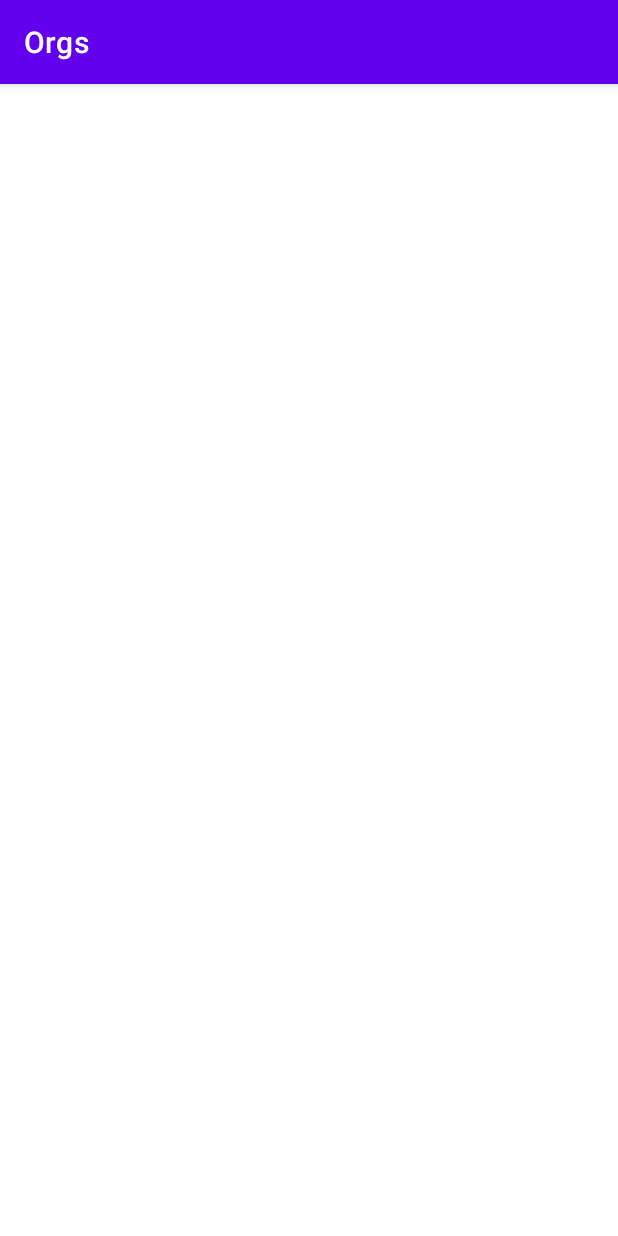
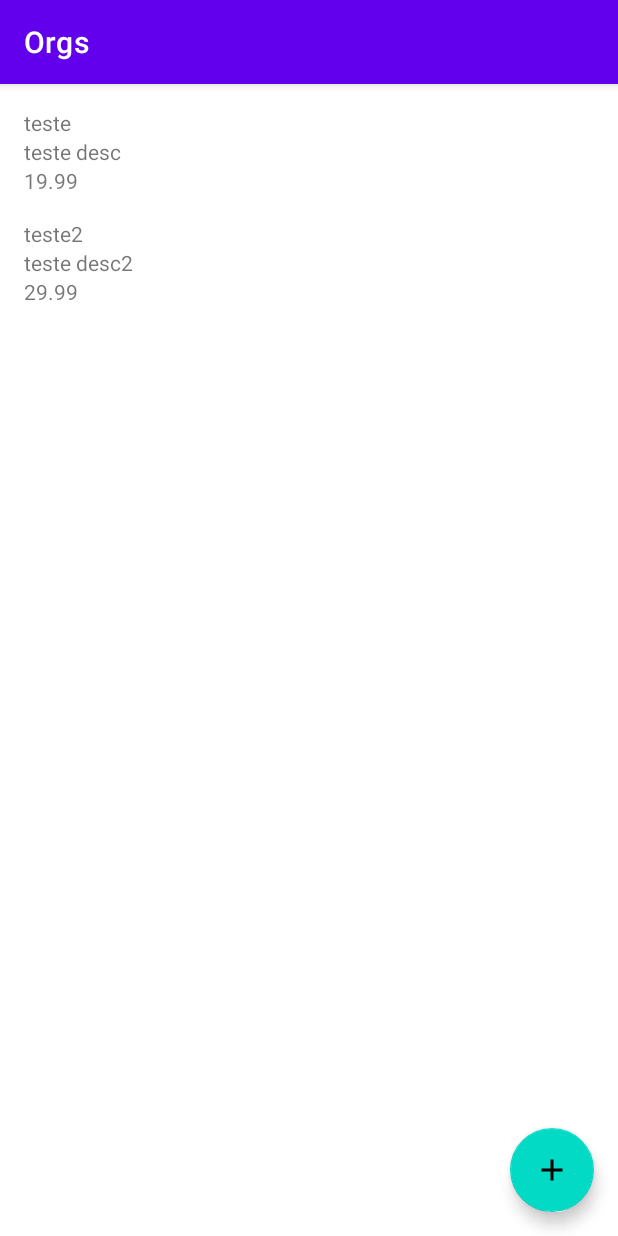
Before and after one commit to AlexParreira/Orgs, an Android app: the screen it shows after launch (FormProdutoActivity before the commit, MainActivity after it), on a phone screen of 412 x 824 dp. Run offline under Robolectric (Android 15) with nearby library versions, the phone set to English and light mode, and no system bars.

Commit message:
Revert "Revert "add FloatingActionButton""
This reverts commit 0b10d89a5db85d417b132b3e557db2c0e36416cb.

```diff
--- a/app/build.gradle
+++ b/app/build.gradle
@@ -37,6 +37,7 @@ dependencies {
     implementation 'androidx.appcompat:appcompat:1.3.0'
     implementation 'com.google.android.material:material:1.4.0'
     implementation 'androidx.constraintlayout:constraintlayout:2.0.4'
+    implementation 'androidx.recyclerview:recyclerview:1.2.1'
     testImplementation 'junit:junit:4.13.2'
     androidTestImplementation 'androidx.test.ext:junit:1.1.3'
     androidTestImplementation 'androidx.test.espresso:espresso-core:3.4.0'
--- a/app/src/main/AndroidManifest.xml
+++ b/app/src/main/AndroidManifest.xml
@@ -16,11 +16,7 @@
         <activity
             android:name=".ui.activity.FormProdutoActivity"
             android:exported="true">
-            <intent-filter>
-                <action android:name="android.intent.action.MAIN" />
 
-                <category android:name="android.intent.category.LAUNCHER" />
-            </intent-filter>
         </activity>
         <activity
             android:name=".ui.activity.MainActivity"
--- a/app/src/main/java/br/com/alex/orgs/model/Produto.kt
+++ b/app/src/main/java/br/com/alex/orgs/model/Produto.kt
@@ -2,7 +2,7 @@ package br.com.alex.orgs.model
 
 import java.math.BigDecimal
 
-class Produto(
+data class Produto(
     val nome: String,
     val descricao: String,
     val valor: BigDecimal
--- a/app/src/main/java/br/com/alex/orgs/ui/activity/MainActivity.kt
+++ b/app/src/main/java/br/com/alex/orgs/ui/activity/MainActivity.kt
@@ -3,29 +3,26 @@ package br.com.alex.orgs.ui.activity
 
 import android.annotation.SuppressLint
 import android.app.Activity
+import android.content.Intent
 import android.os.Bundle
 import android.view.View
 import android.widget.TextView
 import android.widget.Toast
+import androidx.appcompat.app.AppCompatActivity
 import androidx.recyclerview.widget.LinearLayoutManager
 import androidx.recyclerview.widget.RecyclerView
 import br.com.alex.orgs.R
 import br.com.alex.orgs.model.Produto
 import br.com.alex.orgs.ui.recycleView.adapter.ListaProdutoAdapter
+import com.google.android.material.floatingactionbutton.FloatingActionButton
 import java.math.BigDecimal
 
 
-class MainActivity : Activity() {
+class MainActivity : AppCompatActivity(R.layout.activity_main) {
 
     override fun onCreate(savedInstanceState: Bundle?) {
         super.onCreate(savedInstanceState)
-        setContentView(R.layout.activity_main)
-        //   val nome = findViewById<TextView>(R.id.nome)
-        //   nome.text = "Cesta de frutas"
-        //   val descricao = findViewById<TextView>(R.id.descricao)
-        //   descricao.text = "Laranja, manga e uva"
-        //   val valor = findViewById<TextView>(R.id.valor)
-        //   valor.text = "19.9"
+
         val recyclerView = findViewById<RecyclerView>(R.id.recycleView)
         recyclerView.adapter = ListaProdutoAdapter(
             context = this, produtos = listOf(
@@ -41,6 +38,10 @@ class MainActivity : Activity() {
                 ),
             )
         )
-
+        val fab = findViewById<FloatingActionButton>(R.id.floatingActionButton)
+        fab.setOnClickListener{
+            val intent = Intent(this, FormProdutoActivity::class.java)
+            startActivity(intent)
+        }
     }
 }
--- /dev/null
+++ b/app/src/main/res/drawable/ic_baseline_add_24.xml
@@ -0,0 +1,5 @@
+<vector android:height="24dp" android:tint="#000000"
+    android:viewportHeight="24" android:viewportWidth="24"
+    android:width="24dp" xmlns:android="http://schemas.android.com/apk/res/android">
+    <path android:fillColor="@android:color/white" android:pathData="M19,13h-6v6h-2v-6H5v-2h6V5h2v6h6v2z"/>
+</vector>
--- a/app/src/main/res/layout/activity_main.xml
+++ b/app/src/main/res/layout/activity_main.xml
@@ -10,10 +10,22 @@
         android:id="@+id/recycleView"
         android:layout_width="0dp"
         android:layout_height="0dp"
+        app:layoutManager="androidx.recyclerview.widget.LinearLayoutManager"
         app:layout_constraintBottom_toBottomOf="parent"
         app:layout_constraintEnd_toEndOf="parent"
         app:layout_constraintStart_toStartOf="parent"
         app:layout_constraintTop_toTopOf="parent"
-        tools:listitem="@layout/produto_item"
-        app:layoutManager="androidx.recyclerview.widget.LinearLayoutManager"/>
+        tools:listitem="@layout/produto_item" />
+
+    <com.google.android.material.floatingactionbutton.FloatingActionButton
+        android:id="@+id/floatingActionButton"
+        android:layout_width="wrap_content"
+        android:layout_height="wrap_content"
+        android:layout_margin="16dp"
+        android:clickable="true"
+        android:focusable="true"
+        app:layout_constraintBottom_toBottomOf="parent"
+        app:layout_constraintEnd_toEndOf="parent"
+        app:srcCompat="@drawable/ic_baseline_add_24"
+        />
 </androidx.constraintlayout.widget.ConstraintLayout>
```
Also changed, not shown: app/src/main/java/br/com/alex/orgs/ui/activity/FormProdutoActivity.kt (+31 -2 lines), app/src/main/res/layout/activity_form_produto.xml (+51 -2 lines).
